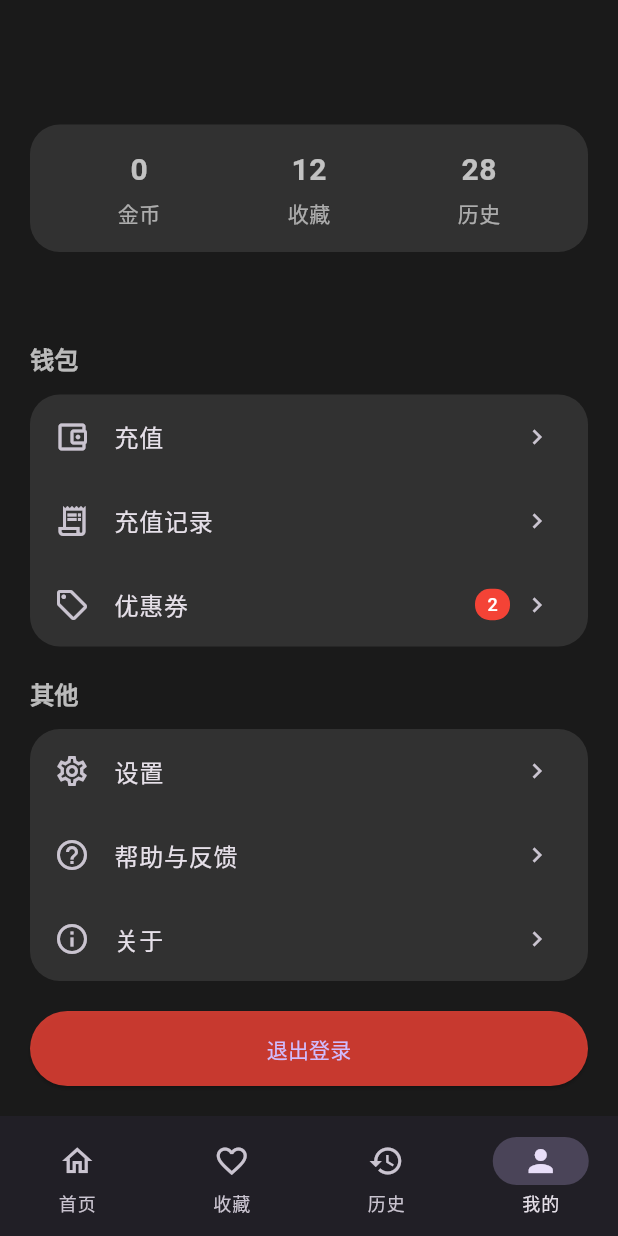
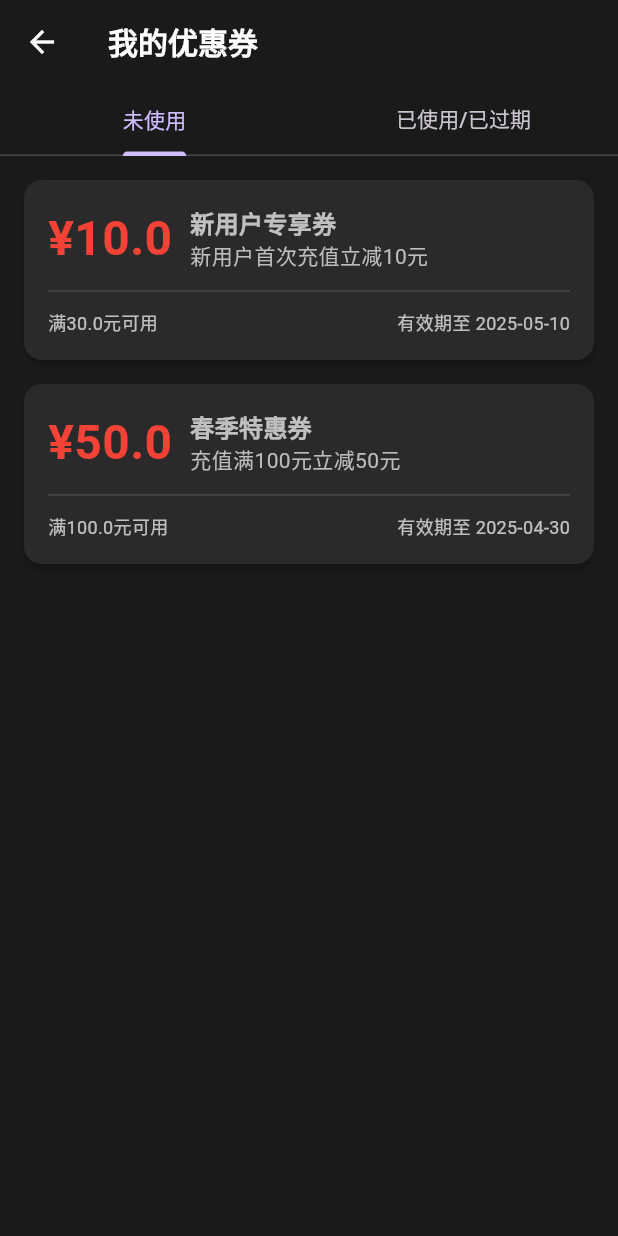
Before and after one commit to nlmayday/lotchat, a Flutter app: the ProfilePage screen opened by its route, scrolled down 132 dp, after a tap on "优惠券", on a phone screen of 412 x 824 dp. Run offline on Flutter 3.47's test engine with Material 3 defaults, Android fonts, the light colour scheme and no system bars; our stand-ins replace dio, image_picker, shared_preferences; accounts and stored records are empty.

Commit message:
优惠卷

```diff
--- /dev/null
+++ b/lib/api/services/coupon_service.dart
@@ -0,0 +1,45 @@
+import 'package:sky/models/coupon.dart';
+
+class CouponService {
+  static Future<List<Coupon>> getCoupons() async {
+    await Future.delayed(const Duration(seconds: 1));
+
+    // 模拟数据
+    return [
+      Coupon(
+        id: '1',
+        code: 'NEW2024',
+        name: '新用户专享券',
+        description: '新用户首次充值立减10元',
+        amount: 10,
+        minSpend: 30,
+        validFrom: DateTime.now().subtract(const Duration(days: 30)),
+        validUntil: DateTime.now().add(const Duration(days: 30)),
+        isUsed: false,
+      ),
+      Coupon(
+        id: '2',
+        code: 'SPRING50',
+        name: '春季特惠券',
+        description: '充值满100元立减50元',
+        amount: 50,
+        minSpend: 100,
+        validFrom: DateTime.now().subtract(const Duration(days: 10)),
+        validUntil: DateTime.now().add(const Duration(days: 20)),
+        isUsed: false,
+      ),
+      Coupon(
+        id: '3',
+        code: 'USED100',
+        name: '已使用优惠券',
+        description: '充值满200元立减100元',
+        amount: 100,
+        minSpend: 200,
+        validFrom: DateTime.now().subtract(const Duration(days: 15)),
+        validUntil: DateTime.now().add(const Duration(days: 15)),
+        isUsed: true,
+        usedAt: '2024-03-25 14:30',
+      ),
+    ];
+  }
+}
--- a/lib/api/services/wallet_service.dart
+++ b/lib/api/services/wallet_service.dart
@@ -2,16 +2,17 @@ import 'package:sky/models/recharge_record.dart';
 
 class WalletService {
   static Future<void> recharge({
-    required int amount,
+    required double amount,
     required String paymentMethod,
+    String? couponId,  // 添加优惠券ID参数
   }) async {
     // TODO: 实现真实的API调用
     // final response = await HttpClient.post('/wallet/recharge', body: {
     //   'amount': amount,
     //   'payment_method': paymentMethod,
+    //   if (couponId != null) 'coupon_id': couponId,
     // });
 
-    // 模拟网络请求延迟
     await Future.delayed(const Duration(seconds: 2));
     return;
   }
--- a/lib/main.dart
+++ b/lib/main.dart
@@ -15,6 +15,7 @@ import 'package:sky/pages/auth/forgot_password_page.dart';
 import 'package:sky/pages/wallet/recharge_page.dart';
 import 'package:sky/pages/wallet/recharge_history_page.dart';
 import 'package:sky/api/services/character_service.dart'; // 添加这行导入
+import 'package:sky/pages/wallet/coupon_page.dart';
 
 void main() async {
   WidgetsFlutterBinding.ensureInitialized();
@@ -57,6 +58,7 @@ class MyApp extends StatelessWidget {
           // 暂时注释掉充值页面路由，等待 RechargePage 类的实现
           '/wallet/recharge': (context) => const RechargePage(),
           '/wallet/history': (context) => const RechargeHistoryPage(),
+          '/wallet/coupons': (context) => const CouponPage(),
         },
       ),
     );
--- /dev/null
+++ b/lib/models/coupon.dart
@@ -0,0 +1,27 @@
+class Coupon {
+  final String id;
+  final String code;
+  final String name;
+  final String description;
+  final double amount;
+  final double minSpend;
+  final DateTime validFrom;
+  final DateTime validUntil;
+  final bool isUsed;
+  final String? usedAt;
+
+  const Coupon({
+    required this.id,
+    required this.code,
+    required this.name,
+    required this.description,
+    required this.amount,
+    required this.minSpend,
+    required this.validFrom,
+    required this.validUntil,
+    required this.isUsed,
+    this.usedAt,
+  });
+
+  bool get isValid => DateTime.now().isBefore(validUntil) && !isUsed;
+}
--- a/lib/pages/profile/widgets/profile_menu.dart
+++ b/lib/pages/profile/widgets/profile_menu.dart
@@ -27,9 +27,7 @@ class ProfileMenu extends StatelessWidget {
             icon: Icons.local_offer_outlined,
             title: '优惠券',
             badge: '2',
-            onTap: () {
-              // TODO: 导航到优惠券页面
-            },
+            onTap: () => Navigator.pushNamed(context, '/wallet/coupons'),
           ),
         ]),
         _buildMenuSection('其他', [
--- /dev/null
+++ b/lib/pages/wallet/coupon_page.dart
@@ -0,0 +1,166 @@
+import 'package:flutter/material.dart';
+import 'package:sky/models/coupon.dart';
+import 'package:sky/api/services/coupon_service.dart';
+
+class CouponPage extends StatefulWidget {
+  final bool? isSelecting;
+  final double? currentAmount;
+
+  const CouponPage({
+    super.key,
+    this.isSelecting = false,
+    this.currentAmount,
+  });
+
+  @override
+  State<CouponPage> createState() => _CouponPageState();
+}
+
+class _CouponPageState extends State<CouponPage> with SingleTickerProviderStateMixin {
+  late TabController _tabController;
+  List<Coupon> _coupons = [];
+  bool _isLoading = true;
+
+  @override
+  void initState() {
+    super.initState();
+    _tabController = TabController(length: 2, vsync: this);
+    _loadCoupons();
+  }
+
+  @override
+  void dispose() {
+    _tabController.dispose();
+    super.dispose();
+  }
+
+  Future<void> _loadCoupons() async {
+    try {
+      final coupons = await CouponService.getCoupons();
+      setState(() {
+        _coupons = coupons;
+        _isLoading = false;
+      });
+    } catch (e) {
+      if (!mounted) return;
+      ScaffoldMessenger.of(context).showSnackBar(
+        SnackBar(content: Text('加载失败: $e')),
+      );
+      setState(() => _isLoading = false);
+    }
+  }
+
+  @override
+  Widget build(BuildContext context) {
+    return Scaffold(
+      appBar: AppBar(
+        title: const Text('我的优惠券'),
+        bottom: TabBar(
+          controller: _tabController,
+          tabs: const [
+            Tab(text: '未使用'),
+            Tab(text: '已使用/已过期'),
+          ],
+        ),
+      ),
+      body: _isLoading
+          ? const Center(child: CircularProgressIndicator())
+          : TabBarView(
+              controller: _tabController,
+              children: [
+                _buildCouponList(true),
+                _buildCouponList(false),
+              ],
+            ),
+    );
+  }
+
+  Widget _buildCouponList(bool isValid) {
+    final filteredCoupons = _coupons.where((coupon) =>
+      isValid ? coupon.isValid : (!coupon.isValid || coupon.isUsed)
+    ).toList();
+
+    if (filteredCoupons.isEmpty) {
+      return Center(
+        child: Text(isValid ? '暂无可用优惠券' : '暂无已使用/过期优惠券'),
+      );
+    }
+
+    return ListView.builder(
+      padding: const EdgeInsets.all(16),
+      itemCount: filteredCoupons.length,
+      itemBuilder: (context, index) {
+        final coupon = filteredCoupons[index];
+        final canUse = widget.currentAmount == null ||
+                      widget.currentAmount! >= coupon.minSpend;
+
+        return Card(
+          margin: const EdgeInsets.only(bottom: 16),
+          child: InkWell(
+            onTap: widget.isSelecting == true && canUse && coupon.isValid
+                ? () => Navigator.pop(context, coupon)
+                : null,
+            child: Container(
+              padding: const EdgeInsets.all(16),
+              child: Column(
+                crossAxisAlignment: CrossAxisAlignment.start,
+                children: [
+                  Row(
+                    children: [
+                      Text(
+                        '¥${coupon.amount}',
+                        style: const TextStyle(
+                          fontSize: 32,
+                          fontWeight: FontWeight.bold,
+                          color: Colors.red,
+                        ),
+                      ),
+                      const SizedBox(width: 12),
+                      Expanded(
+                        child: Column(
+                          crossAxisAlignment: CrossAxisAlignment.start,
+                          children: [
+                            Text(
+                              coupon.name,
+                              style: const TextStyle(
+                                fontSize: 16,
+                                fontWeight: FontWeight.bold,
+                              ),
+                            ),
+                            Text(
+                              coupon.description,
+                              style: TextStyle(
+                                fontSize: 14,
+                                color: Colors.grey[400],
+                              ),
+                            ),
+                          ],
+                        ),
+                      ),
+                    ],
+                  ),
+                  const Divider(height: 24),
+                  Row(
+                    mainAxisAlignment: MainAxisAlignment.spaceBetween,
+                    children: [
+                      Text(
+                        '满${coupon.minSpend}元可用',
+                        style: const TextStyle(fontSize: 12),
+                      ),
+                      Text(
+                        coupon.isUsed
+                            ? '已使用于 ${coupon.usedAt}'
+                            : '有效期至 ${coupon.validUntil.toString().substring(0, 10)}',
+                        style: const TextStyle(fontSize: 12),
+                      ),
+                    ],
+                  ),
+                ],
+              ),
+            ),
+          ),
+        );
+      },
+    );
+  }
+}
--- a/lib/pages/wallet/recharge_page.dart
+++ b/lib/pages/wallet/recharge_page.dart
@@ -1,8 +1,9 @@
 import 'package:flutter/material.dart';
 import 'package:provider/provider.dart';
+import 'package:sky/models/coupon.dart';
 import 'package:sky/providers/user_provider.dart';
 import 'package:sky/api/services/wallet_service.dart';
-
+import 'package:sky/pages/wallet/coupon_page.dart';
 class RechargePage extends StatefulWidget {
   const RechargePage({super.key});
 
@@ -11,9 +12,10 @@ class RechargePage extends StatefulWidget {
 }
 
 class _RechargePageState extends State<RechargePage> {
-  int _selectedAmount = 30;
+  double _selectedAmount = 30;
   String _selectedPayment = 'wechat';
   bool _isLoading = false;
+  Coupon? _selectedCoupon;  // 添加选中的优惠券状态
 
   final List<Map<String, dynamic>> _amountOptions = [
     {'amount': 6, 'coins': 600, 'bonus': null},
@@ -24,6 +26,24 @@ class _RechargePageState extends State<RechargePage> {
     {'amount': 648, 'coins': 64800, 'bonus': 30},
   ];
 
+  // 添加选择优惠券的方法
+  Future<void> _selectCoupon() async {
+    final coupon = await Navigator.push<Coupon>(
+      context,
+      MaterialPageRoute(
+        builder: (context) => CouponPage(
+          isSelecting: true,
+          currentAmount: _selectedAmount,
+        ),
+      ),
+    );
+
+    if (coupon != null && mounted) {
+      setState(() => _selectedCoupon = coupon);
+    }
+  }
+
+  // 修改支付处理方法，添加优惠券
   Future<void> _handlePay() async {
     setState(() => _isLoading = true);
 
@@ -31,6 +51,7 @@ class _RechargePageState extends State<RechargePage> {
       await WalletService.recharge(
         amount: _selectedAmount,
         paymentMethod: _selectedPayment,
+        couponId: _selectedCoupon?.id,  // 添加优惠券ID
       );
 
       if (!mounted) return;
@@ -197,18 +218,35 @@ class _RechargePageState extends State<RechargePage> {
                     color: Colors.white.withOpacity(0.1),
                     borderRadius: BorderRadius.circular(20),
                   ),
+                  child: InkWell(
+                    onTap: _selectCoupon,
                     child: Row(
                       children: [
-                      const Text('🎟️', style: TextStyle(fontSize: 24)),
+                        const Icon(Icons.local_offer_outlined),
                         const SizedBox(width: 10),
-                      const Text('优惠券'),
-                      const Text(
-                        ' 3张可用',
-                        style: TextStyle(color: Color(0xFFFFE162)),
+                        Expanded(
+                          child: Column(
+                            crossAxisAlignment: CrossAxisAlignment.start,
+                            children: [
+                              Text(
+                                _selectedCoupon != null
+                                    ? '已选择：${_selectedCoupon!.name}'
+                                    : '选择优惠券',
                               ),
-                      const Spacer(),
+                              if (_selectedCoupon != null)
+                                Text(
+                                  '满${_selectedCoupon!.minSpend}元减${_selectedCoupon!.amount}元',
+                                  style: TextStyle(
+                                    fontSize: 12,
+                                    color: Colors.grey[400],
+                                  ),
+                                ),
+                            ],
+                          ),
+                        ),
                         const Icon(Icons.chevron_right),
                       ],
+                    ),
                   ),
                 ),
                 const SizedBox(height: 30),
@@ -256,7 +294,9 @@ class _RechargePageState extends State<RechargePage> {
             ),
             child: Row(
               children: [
-                const Text('总计: '),
+                const Text('总计'),
+                Row(
+                  children: [
                     Text(
                       '¥$_selectedAmount',
                       style: TextStyle(
@@ -265,7 +305,19 @@ class _RechargePageState extends State<RechargePage> {
                         color: Theme.of(context).primaryColor,
                       ),
                     ),
-                const Spacer(),
+                    if (_selectedCoupon != null)
+                      Text(
+                        ' -¥${_selectedCoupon!.amount}',
+                        style: const TextStyle(
+                          color: Colors.red,
+                          fontWeight: FontWeight.bold,
+                        ),
+                      ),
+                  ],
+                ),
+              ],
+            ),
+          ),
           ElevatedButton(
             onPressed: _isLoading ? null : _handlePay,
             style: ElevatedButton.styleFrom(
@@ -286,9 +338,6 @@ class _RechargePageState extends State<RechargePage> {
                     ),
                   )
                 : const Text('立即支付'),
-                ),
-              ],
-            ),
           ),
         ],
       ),
```
Lines whose indentation alone changed are shown as unchanged.
